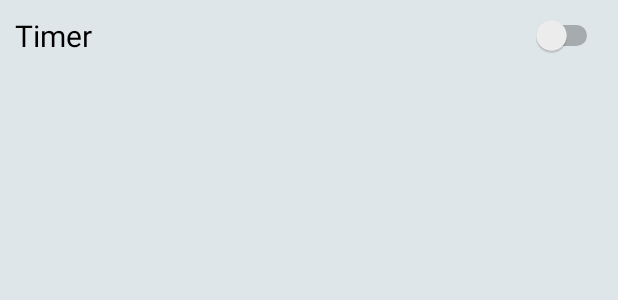
After one commit to Git-Good-Team/writers-block, an Android app: the layout activity_settings.xml on its own in the app's theme, with its tools: preview values and no code run, on a phone screen of 412 x 824 dp. The commit adds this screen. Shown: the top 300 px of the screen. Run offline under Robolectric (Android 15) with nearby library versions, the phone set to English and light mode, and no system bars.

Commit message:
settings page added to main menu action bar

```diff
--- a/app/build.gradle
+++ b/app/build.gradle
@@ -5,7 +5,7 @@ android {
     buildToolsVersion "29.0.3"
     defaultConfig {
         applicationId "com.gitgood.writersblock"
-        minSdkVersion 19
+        minSdkVersion 21
         targetSdkVersion 29
         versionCode 1
         versionName "1.0"
--- a/app/src/main/AndroidManifest.xml
+++ b/app/src/main/AndroidManifest.xml
@@ -9,7 +9,8 @@
         android:roundIcon="@mipmap/ic_launcher_round"
         android:supportsRtl="true"
         android:theme="@style/AppTheme">
-        <activity android:name=".DraftDetailsActivity"></activity>
+        <activity android:name=".SettingsActivity"></activity>
+        <activity android:name=".DraftDetailsActivity" />
         <activity android:name=".DraftsListActivity" />
 
         <service
--- a/app/src/main/java/com/gitgood/writersblock/TimerService.java
+++ b/app/src/main/java/com/gitgood/writersblock/TimerService.java
@@ -51,4 +51,8 @@ public class TimerService extends Service {
         }
         return time;
     }
+
+    public void reset() {
+        seconds = RESET_TIME;
+    }
 }
--- a/app/src/main/res/layout/activity_main.xml
+++ b/app/src/main/res/layout/activity_main.xml
@@ -5,7 +5,6 @@
     android:layout_width="match_parent"
     android:layout_height="match_parent"
     android:orientation="vertical"
-    android:background="#BFF8F4"
     tools:context=".MainActivity">
 
     <LinearLayout
--- /dev/null
+++ b/app/src/main/res/layout/activity_settings.xml
@@ -0,0 +1,18 @@
+<?xml version="1.0" encoding="utf-8"?>
+<LinearLayout xmlns:android="http://schemas.android.com/apk/res/android"
+    xmlns:tools="http://schemas.android.com/tools"
+    android:layout_width="match_parent"
+    android:layout_height="match_parent"
+    android:orientation="vertical"
+    android:background="@color/color_settings_background"
+    tools:context=".SettingsActivity">
+
+    <Switch
+        android:id="@+id/timer_switch"
+        android:layout_width="match_parent"
+        android:layout_height="wrap_content"
+        android:textColor="@color/color_settings_text"
+        android:textSize="@dimen/settings_item_text_size"
+        android:padding="@dimen/settings_item_padding"
+        android:text="@string/timer_setting_title" />
+</LinearLayout>
--- a/app/src/main/res/values/colors.xml
+++ b/app/src/main/res/values/colors.xml
@@ -8,4 +8,7 @@
     <color name="color_drafts_list_divider">#dfe6e9</color>
     <color name="color_draft_detail_background">#1289A7</color>
     <color name="color_draft_detail_text">#ffffff</color>
+    <color name="color_settings_background">#dfe6e9</color>
+    <color name="color_settings_text">#000000</color>
+    <color name="color_settings_on">#12CBC4</color>
 </resources>
--- a/app/src/main/res/values/dimens.xml
+++ b/app/src/main/res/values/dimens.xml
@@ -7,4 +7,6 @@
     <dimen name="icon_dimension">100dp</dimen>
     <dimen name="icon_margin_top">-25dp</dimen>
     <dimen name="icon_margin_bottom">25dp</dimen>
+    <dimen name="settings_item_padding">10dp</dimen>
+    <dimen name="settings_item_text_size">20dp</dimen>
 </resources>
--- a/app/src/main/res/values/strings.xml
+++ b/app/src/main/res/values/strings.xml
@@ -6,4 +6,6 @@
     <string name="noun">Noun</string>
     <string name="start">Start</string>
     <string name="startWrite">Start Writing...</string>
+    <string name="timer_setting_title">Timer</string>
+    <string name="finish_button_text">Finish</string>
 </resources>
--- a/app/src/main/res/values/styles.xml
+++ b/app/src/main/res/values/styles.xml
@@ -3,4 +3,8 @@
         <item name="android:textColor">#000000</item>
     </style>
 
+    <style name="SwitchTheme" parent="Theme.AppCompat.Light">
+        <item name="android:colorControlActivated">@color/color_settings_on</item>
+    </style>
+
 </resources>
```
Also changed, not shown: app/src/main/java/com/gitgood/writersblock/MainActivity.java (+14 -0 lines), app/src/main/java/com/gitgood/writersblock/SettingsActivity.java (added, +43 -0 lines), app/src/main/java/com/gitgood/writersblock/WriterActivity.java (+27 -7 lines), app/src/main/res/layout/activity_writer.xml (+13 -0 lines), app/src/main/res/menu/menu_main.xml (added, +11 -0 lines).
